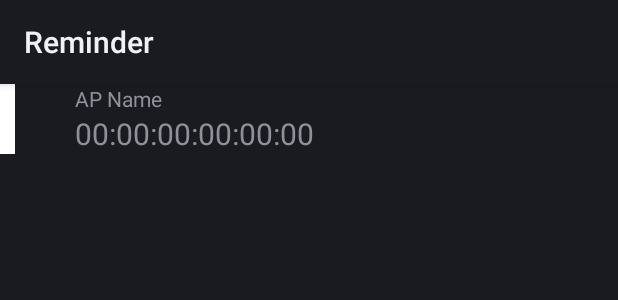
After one commit to AndyMinnie/Reminder, an Android app: the layout ajout_lieu_list_item.xml on its own in the app's theme, with its tools: preview values and no code run, on a phone screen of 412 x 824 dp. The commit adds this screen. Shown: the top 300 px of the screen. Run offline under Robolectric (Android 15) with nearby library versions, the phone set to English and light mode, and no system bars.

Commit message:
Modification ajout des wifis
TODO: récupérer la variable adresseMac selon la position pour ajouter sa
valeur à la BDD :game_die: :+1:

```diff
--- a/app/src/main/AndroidManifest.xml
+++ b/app/src/main/AndroidManifest.xml
@@ -9,7 +9,7 @@
         android:icon="@mipmap/ic_launcher"
         android:label="@string/app_name">
         <activity
-            android:name=".MainActivity"
+            android:name=".Activity.MainActivity"
             android:label="@string/app_name" >
             <intent-filter>
                 <action android:name="android.intent.action.MAIN" />
--- a/app/src/main/java/andreacauchoix/reminder/CustomDrawerAdapter.java
+++ b/app/src/main/java/andreacauchoix/reminder/AdapteurDesListes/CustomDrawerAdapter.java
@@ -1,4 +1,4 @@
-package andreacauchoix.reminder;
+package andreacauchoix.reminder.AdapteurDesListes;
 
         import java.util.List;
 
@@ -10,6 +10,9 @@ package andreacauchoix.reminder;
         import android.widget.ArrayAdapter;
         import android.widget.ImageView;
         import android.widget.TextView;
+
+        import andreacauchoix.reminder.DrawerItem;
+        import andreacauchoix.reminder.R;
 
 /**
  * Created by Andréa on 14/04/2015.
--- a/app/src/main/java/andreacauchoix/reminder/LieuData.java
+++ b/app/src/main/java/andreacauchoix/reminder/BaseDeDonnee/LieuData.java
@@ -1,4 +1,4 @@
-package andreacauchoix.reminder;
+package andreacauchoix.reminder.BaseDeDonnee;
 
 /**
  * Created by Franck on 25/04/2015.
--- a/app/src/main/java/andreacauchoix/reminder/RappelData.java
+++ b/app/src/main/java/andreacauchoix/reminder/BaseDeDonnee/RappelData.java
@@ -1,4 +1,4 @@
-package andreacauchoix.reminder;
+package andreacauchoix.reminder.BaseDeDonnee;
 
 /**
  * Created by Franck on 25/04/2015.
--- a/app/src/main/java/andreacauchoix/reminder/MenuPrincipal.java
+++ b/app/src/main/java/andreacauchoix/reminder/Fragments/MenuPrincipal.java
@@ -1,4 +1,4 @@
-package andreacauchoix.reminder;
+package andreacauchoix.reminder.Fragments;
 
 import android.app.Fragment;
 import android.os.Bundle;
@@ -7,6 +7,8 @@ import android.view.View;
 import android.view.ViewGroup;
 import android.widget.ImageView;
 import android.widget.TextView;
+
+import andreacauchoix.reminder.R;
 
 /**
  * Created by Andréa on 14/04/2015.
--- /dev/null
+++ b/app/src/main/res/layout/ajout_lieu_list_item.xml
@@ -0,0 +1,32 @@
+<?xml version="1.0" encoding="utf-8"?>
+<LinearLayout xmlns:android="http://schemas.android.com/apk/res/android"
+    android:orientation="horizontal" android:layout_width="match_parent"
+    android:layout_height="wrap_content">
+
+    <TextView
+        android:layout_height="fill_parent"
+        android:layout_width="10dp"
+        android:background="@android:color/white"
+        android:id="@+id/ForceSignal"/>
+
+    <LinearLayout
+        android:orientation="vertical"
+        android:layout_width="match_parent"
+        android:layout_height="match_parent"
+        android:paddingLeft="40dp">
+
+        <TextView
+            android:id="@+id/tvWifiName"
+            android:layout_width="fill_parent"
+            android:layout_height="wrap_content"
+            android:text="AP Name" />
+
+        <TextView android:id="@+id/tvWifiMac"
+            android:layout_width="fill_parent"
+            android:layout_height="wrap_content"
+            android:textSize="20dp"
+            android:text="00:00:00:00:00:00" />
+
+    </LinearLayout>
+
+</LinearLayout>
```
Also changed, not shown: app/src/main/java/andreacauchoix/reminder/Activity/MainActivity.java (renamed from app/src/main/java/andreacauchoix/reminder/MainActivity.java, +10 -1 lines), app/src/main/java/andreacauchoix/reminder/AdapteurDesListes/ArrayListAdapter.java (renamed from app/src/main/java/andreacauchoix/reminder/ArrayListAdapter.java, +4 -4 lines), app/src/main/java/andreacauchoix/reminder/AdapteurDesListes/ArrayListAdapterLieux.java (renamed from app/src/main/java/andreacauchoix/reminder/ArrayListAdapterLieux.java, +4 -4 lines), app/src/main/java/andreacauchoix/reminder/AdapteurDesListes/ListWifiAdapter.java (added, +87 -0 lines), app/src/main/java/andreacauchoix/reminder/AjoutLieu.java (deleted, +0 -113 lines), app/src/main/java/andreacauchoix/reminder/BaseDeDonnee/BDD.java (renamed from app/src/main/java/andreacauchoix/reminder/BDD.java, +1 -10 lines), app/src/main/java/andreacauchoix/reminder/Fragments/AjoutLieu.java (added, +196 -0 lines), app/src/main/java/andreacauchoix/reminder/Fragments/AjoutRappel.java (renamed from app/src/main/java/andreacauchoix/reminder/AjoutRappel.java, +5 -4 lines), app/src/main/java/andreacauchoix/reminder/Fragments/SuppressionLieu.java (renamed from app/src/main/java/andreacauchoix/reminder/SuppressionLieu.java, +6 -1 lines), app/src/main/java/andreacauchoix/reminder/Fragments/SuppressionRappel.java (renamed from app/src/main/java/andreacauchoix/reminder/SuppressionRappel.java, +6 -5 lines), app/src/main/java/andreacauchoix/reminder/Wifi/WifiItem.java (added, +30 -0 lines), app/src/main/res/layout/ajout_lieu.xml (+10 -4 lines).
